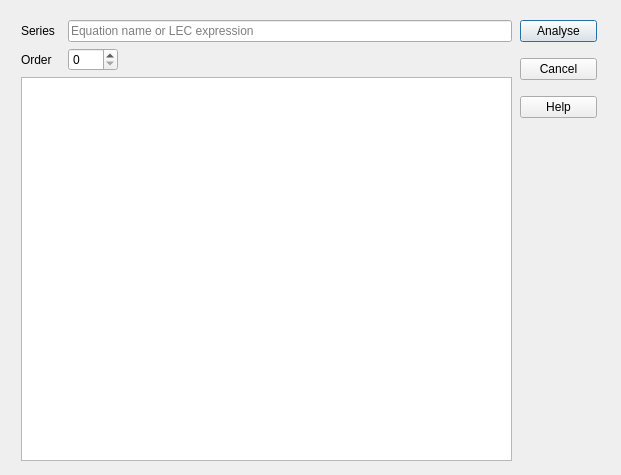
Qt form gui/iode_objs/misc/unit_root.ui (plan-be/iode) before a commit.
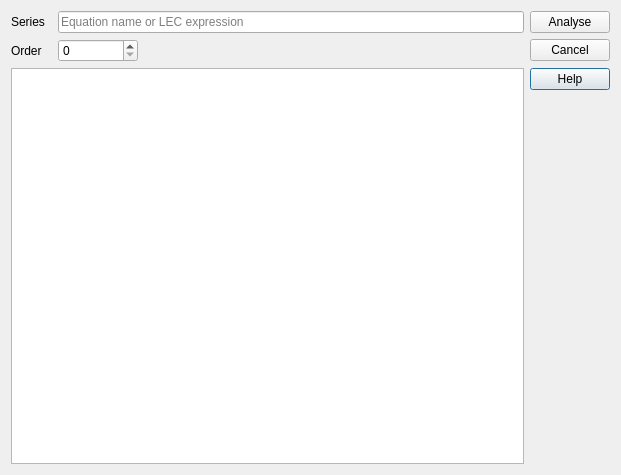
The same form after that commit.

Commit message: GUI PYTHON: (unit_root.py) implemented the UnitRootDialog class

What changed in the file:
```diff
--- a/gui/iode_objs/misc/unit_root.ui
+++ b/gui/iode_objs/misc/unit_root.ui
@@ -16,37 +16,8 @@
   <property name="windowTitle">
    <string>Unit Root</string>
   </property>
-  <widget class="QWidget" name="layoutWidget">
-   <property name="geometry">
-    <rect>
-     <x>520</x>
-     <y>10</y>
-     <width>77</width>
-     <height>121</height>
-    </rect>
-   </property>
-   <layout class="QVBoxLayout" name="verticalLayout">
-    <item>
-     <widget class="QPushButton" name="pushButton_analyse">
-      <property name="text">
-       <string>Analyse</string>
-      </property>
-      <property name="shortcut">
-       <string>F10</string>
-      </property>
-     </widget>
-    </item>
-    <item>
-     <widget class="QPushButton" name="pushButton_quit">
-      <property name="text">
-       <string>Cancel</string>
-      </property>
-      <property name="shortcut">
-       <string>Esc</string>
-      </property>
-     </widget>
-    </item>
-    <item>
+  <layout class="QGridLayout" name="gridLayout">
+   <item row="2" column="3">
      <widget class="QPushButton" name="pushButton_help">
       <property name="text">
        <string>Help</string>
@@ -56,35 +27,23 @@
       </property>
      </widget>
     </item>
-   </layout>
-  </widget>
-  <widget class="QWidget" name="layoutWidget">
-   <property name="geometry">
-    <rect>
-     <x>21</x>
-     <y>20</y>
-     <width>491</width>
-     <height>441</height>
-    </rect>
-   </property>
-   <layout class="QGridLayout" name="gridLayout">
-    <item row="0" column="0">
-     <widget class="QLabel" name="label_series">
-      <property name="sizePolicy">
-       <sizepolicy hsizetype="Minimum" vsizetype="Preferred">
-        <horstretch>0</horstretch>
-        <verstretch>0</verstretch>
-       </sizepolicy>
-      </property>
-      <property name="text">
-       <string>Series  </string>
-      </property>
-     </widget>
-    </item>
-    <item row="0" column="1">
-     <widget class="QLineEdit" name="lineEdit_series">
-      <property name="placeholderText">
-       <string>Equation name or LEC expression</string>
+   <item row="1" column="2">
+    <spacer name="horizontalSpacer">
+     <property name="orientation">
+      <enum>Qt::Horizontal</enum>
+     </property>
+     <property name="sizeHint" stdset="0">
+      <size>
+       <width>389</width>
+       <height>20</height>
+      </size>
+     </property>
+    </spacer>
+   </item>
+   <item row="2" column="0" rowspan="3" colspan="3">
+    <widget class="QTextEdit" name="textEdit_results">
+     <property name="readOnly">
+      <bool>true</bool>
       </property>
      </widget>
     </item>
@@ -101,34 +60,85 @@
       </property>
      </widget>
     </item>
+   <item row="0" column="1" colspan="2">
+    <widget class="QLineEdit" name="lineEdit_series">
+     <property name="placeholderText">
+      <string>Equation name or LEC expression</string>
+     </property>
+    </widget>
+   </item>
+   <item row="0" column="0">
+    <widget class="QLabel" name="label_series">
+     <property name="sizePolicy">
+      <sizepolicy hsizetype="Minimum" vsizetype="Preferred">
+       <horstretch>0</horstretch>
+       <verstretch>0</verstretch>
+      </sizepolicy>
+     </property>
+     <property name="text">
+      <string>Series  </string>
+     </property>
+    </widget>
+   </item>
+   <item row="1" column="3">
+    <widget class="QPushButton" name="pushButton_quit">
+     <property name="text">
+      <string>Cancel</string>
+     </property>
+     <property name="shortcut">
+      <string>Esc</string>
+     </property>
+    </widget>
+   </item>
+   <item row="0" column="3">
+    <widget class="QPushButton" name="pushButton_analyse">
+     <property name="text">
+      <string>Analyse</string>
+     </property>
+     <property name="shortcut">
+      <string>F10</string>
+     </property>
+    </widget>
+   </item>
     <item row="1" column="1">
      <widget class="QSpinBox" name="spinBox_order">
       <property name="sizePolicy">
-       <sizepolicy hsizetype="Fixed" vsizetype="Fixed">
+      <sizepolicy hsizetype="Preferred" vsizetype="Preferred">
         <horstretch>0</horstretch>
         <verstretch>0</verstretch>
        </sizepolicy>
       </property>
       <property name="minimumSize">
        <size>
-        <width>50</width>
+       <width>80</width>
         <height>0</height>
        </size>
       </property>
+     <property name="minimum">
+      <number>0</number>
+     </property>
       <property name="maximum">
        <number>10</number>
       </property>
-     </widget>
-    </item>
-    <item row="2" column="0" colspan="2">
-     <widget class="QTextEdit" name="textEdit_results">
-      <property name="readOnly">
-       <bool>true</bool>
-      </property>
-     </widget>
-    </item>
-   </layout>
-  </widget>
+     <property name="value">
+      <number>0</number>
+     </property>
+    </widget>
+   </item>
+   <item row="3" column="3">
+    <spacer name="verticalSpacer">
+     <property name="orientation">
+      <enum>Qt::Vertical</enum>
+     </property>
+     <property name="sizeHint" stdset="0">
+      <size>
+       <width>20</width>
+       <height>40</height>
+      </size>
+     </property>
+    </spacer>
+   </item>
+  </layout>
  </widget>
  <resources/>
  <connections>
```
Lines whose indentation alone changed are shown as unchanged. The commit also changes 1 other file.
